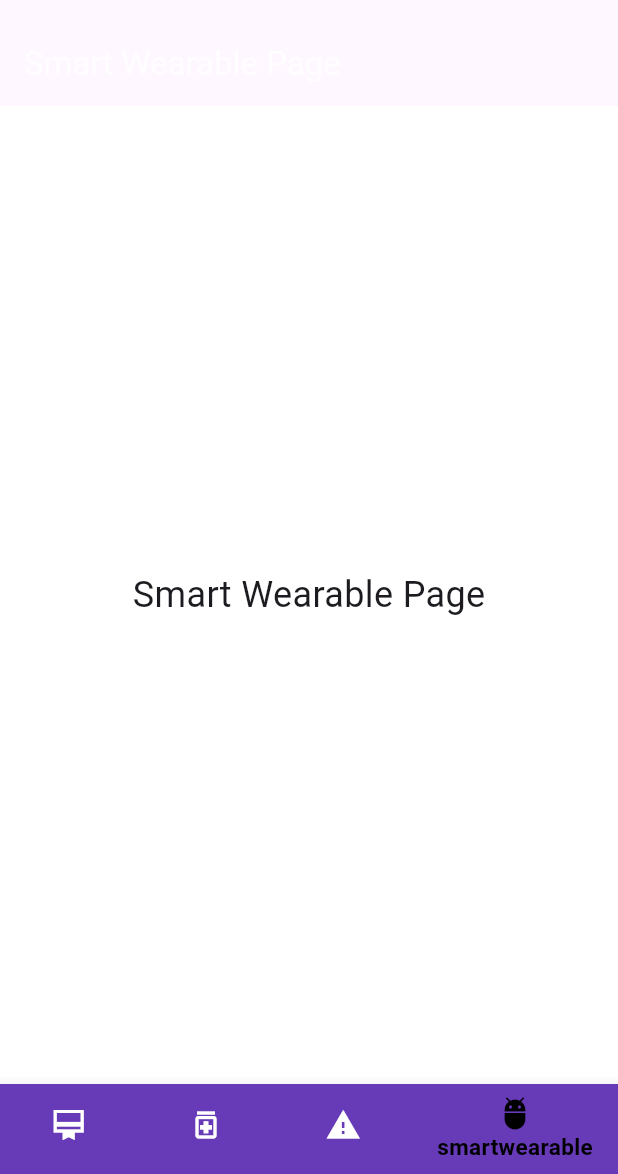
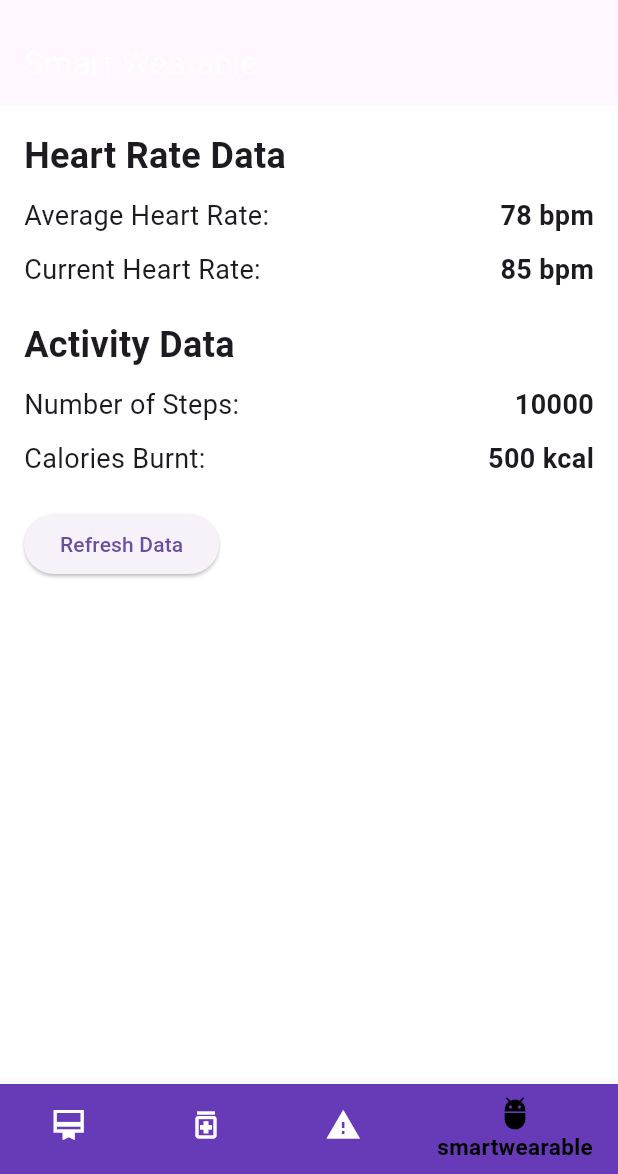
Before and after one commit to Binary-Sorcerers/HACKTECH2.0, a Flutter app: the screen it shows after launch, item 4 of the bottom bar chosen, on a phone screen of 412 x 824 dp, the part 62-1236 px from its top. Run offline on Flutter 3.47's test engine with Material 3 defaults, Android fonts, the phone set to English and light mode, and no system bars; our stand-ins replace flutter_dotenv, flutter_local_notifications, geolocator, permission_handler, sensors, sensors_plus and 2 more; missing offline and left inert: flutter_phone_direct_caller, flutter_sms.

Commit message:
Commit 4

```diff
--- a/care_taker/lib/smartwearable.dart
+++ b/care_taker/lib/smartwearable.dart
@@ -1,19 +1,116 @@
 import 'package:flutter/material.dart';
 
 class SmartWearablePage extends StatelessWidget {
-  const SmartWearablePage({super.key});
-
   @override
   Widget build(BuildContext context) {
-    var data = 'Smart Wearable Page';
     return Scaffold(
       appBar: AppBar(
-        title: const Text('Smart Wearable Page'),
+        title: Text('Smart Wearable'),
       ),
-      body: Center(
-        child: Text(
-          data,
-          style: const TextStyle(fontSize: 24.0),
+      body: Padding(
+        padding: const EdgeInsets.all(16.0),
+        child: Column(
+          crossAxisAlignment: CrossAxisAlignment.start,
+          children: [
+            Text(
+              'Heart Rate Data',
+              style: TextStyle(
+                fontSize: 24,
+                fontWeight: FontWeight.bold,
+              ),
+            ),
+            SizedBox(height: 10),
+            Row(
+              mainAxisAlignment: MainAxisAlignment.spaceBetween,
+              children: [
+                Text(
+                  'Average Heart Rate:',
+                  style: TextStyle(
+                    fontSize: 18,
+                  ),
+                ),
+                Text(
+                  '78 bpm',
+                  style: TextStyle(
+                    fontSize: 18,
+                    fontWeight: FontWeight.bold,
+                  ),
+                ),
+              ],
+            ),
+            SizedBox(height: 10),
+            Row(
+              mainAxisAlignment: MainAxisAlignment.spaceBetween,
+              children: [
+                Text(
+                  'Current Heart Rate:',
+                  style: TextStyle(
+                    fontSize: 18,
+                  ),
+                ),
+                Text(
+                  '85 bpm',
+                  style: TextStyle(
+                    fontSize: 18,
+                    fontWeight: FontWeight.bold,
+                  ),
+                ),
+              ],
+            ),
+            SizedBox(height: 20),
+            Text(
+              'Activity Data',
+              style: TextStyle(
+                fontSize: 24,
+                fontWeight: FontWeight.bold,
+              ),
+            ),
+            SizedBox(height: 10),
+            Row(
+              mainAxisAlignment: MainAxisAlignment.spaceBetween,
+              children: [
+                Text(
+                  'Number of Steps:',
+                  style: TextStyle(
+                    fontSize: 18,
+                  ),
+                ),
+                Text(
+                  '10000',
+                  style: TextStyle(
+                    fontSize: 18,
+                    fontWeight: FontWeight.bold,
+                  ),
+                ),
+              ],
+            ),
+            SizedBox(height: 10),
+            Row(
+              mainAxisAlignment: MainAxisAlignment.spaceBetween,
+              children: [
+                Text(
+                  'Calories Burnt:',
+                  style: TextStyle(
+                    fontSize: 18,
+                  ),
+                ),
+                Text(
+                  '500 kcal',
+                  style: TextStyle(
+                    fontSize: 18,
+                    fontWeight: FontWeight.bold,
+                  ),
+                ),
+              ],
+            ),
+            SizedBox(height: 20),
+            ElevatedButton(
+              onPressed: () {
+                // Add functionality here
+              },
+              child: Text('Refresh Data'),
+            ),
+          ],
         ),
       ),
     );
```
Also changed, not shown: care_taker/pubspec.lock, 1 other file.
